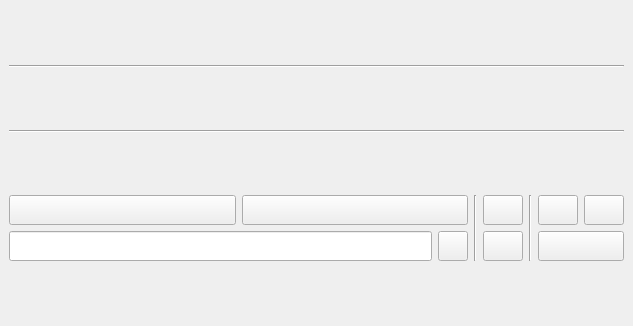
The window that resource/mainwindow.ui (KonstantIMP/runline) describes before a commit, drawn with Qt 5.
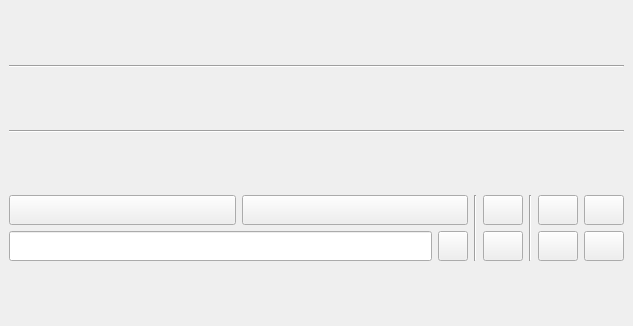
The same window after the commit.

Commit message: Add bout button

What changed in the file:
```diff
--- a/resource/mainwindow.ui
+++ b/resource/mainwindow.ui
@@ -255,6 +255,21 @@
          </layout>
         </item>
         <item>
+         <layout class="QHBoxLayout" name="horizontalLayout_10">
+          <item>
+           <widget class="QPushButton" name="about_btn">
+            <property name="maximumSize">
+             <size>
+              <width>16777215</width>
+              <height>30</height>
+             </size>
+            </property>
+            <property name="text">
+             <string/>
+            </property>
+           </widget>
+          </item>
+          <item>
          <widget class="QPushButton" name="exit_btn">
           <property name="minimumSize">
            <size>
@@ -272,6 +287,8 @@
            <string/>
           </property>
          </widget>
+          </item>
+         </layout>
         </item>
        </layout>
       </item>
```
Lines whose indentation alone changed are shown as unchanged. The commit also changes 1 other file.
